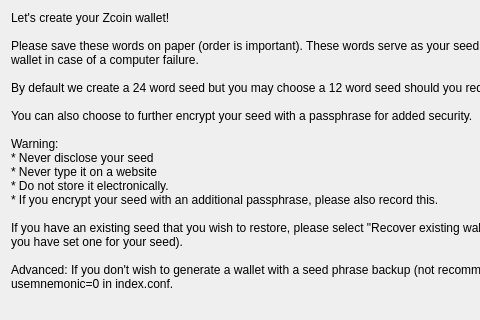
The window that src/qt/forms/recover.ui (IndexChain/Index-DIP3-Upgrade) describes before a commit, drawn with Qt 5; both pictures show x 0 to 480 and y 0 to 320 of the 674 by 624 pixel window.
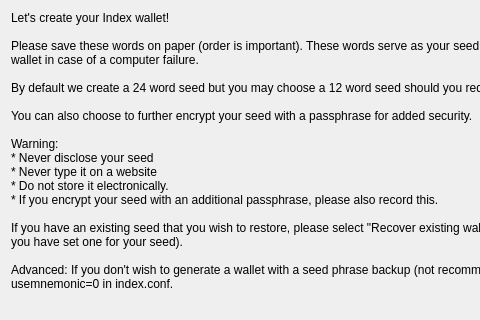
The same window after the commit.

Commit message: Zcoin -> Index

```diff
--- a/src/qt/forms/recover.ui
+++ b/src/qt/forms/recover.ui
@@ -29,7 +29,7 @@
       </sizepolicy>
      </property>
      <property name="text">
-      <string>Let's create your Zcoin wallet!
+      <string>Let's create your Index wallet!
 
 Please save these words on paper (order is important). These words serve as your seed and will allow you to recover your wallet in case of a computer failure.
 
```
The commit also changes 194 other files.
